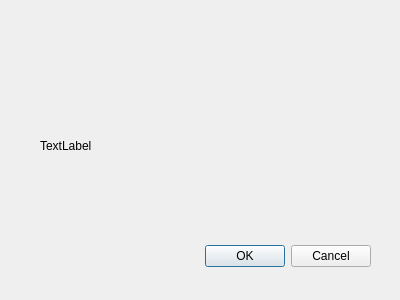
The window that errorbox.ui (steven938/Raspi-Widget) describes before a commit, drawn with Qt 5.
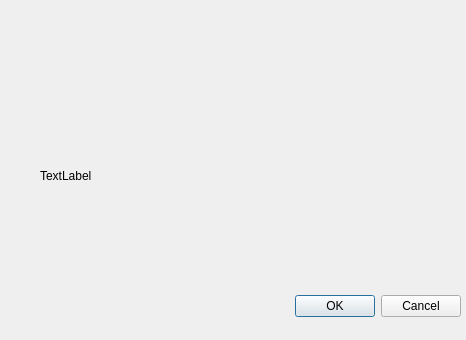
The same window after the commit.

The edit to the form file:
```diff
--- a/errorbox.ui
+++ b/errorbox.ui
@@ -6,8 +6,8 @@
    <rect>
     <x>0</x>
     <y>0</y>
-    <width>400</width>
-    <height>300</height>
+    <width>466</width>
+    <height>340</height>
    </rect>
   </property>
   <property name="windowTitle">
@@ -16,8 +16,8 @@
   <widget class="QDialogButtonBox" name="buttonBox">
    <property name="geometry">
     <rect>
-     <x>30</x>
-     <y>240</y>
+     <x>120</x>
+     <y>290</y>
      <width>341</width>
      <height>32</height>
     </rect>
@@ -34,8 +34,8 @@
     <rect>
      <x>40</x>
      <y>90</y>
-     <width>271</width>
-     <height>111</height>
+     <width>371</width>
+     <height>171</height>
     </rect>
    </property>
    <property name="text">
```
